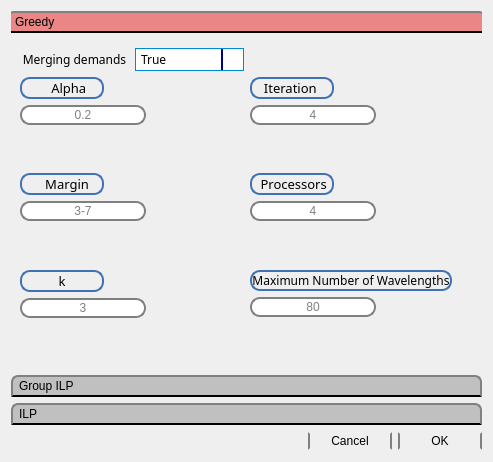
Qt form Ui_files/new_ui/#RWA_window.ui (farzad1132/NetPlanner) before a commit.
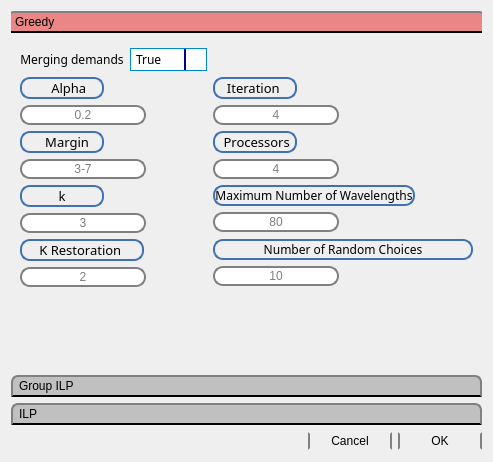
The same form after that commit. Icons and pictures are not drawn.

Commit message: Restoration algorithm added

Patch:
```diff
--- a/Ui_files/new_ui/#RWA_window.ui
+++ b/Ui_files/new_ui/#RWA_window.ui
@@ -48,73 +48,14 @@
        <rect>
         <x>0</x>
         <y>0</y>
-        <width>475</width>
-        <height>321</height>
+        <width>471</width>
+        <height>313</height>
        </rect>
       </property>
       <attribute name="label">
        <string>Greedy</string>
       </attribute>
-      <layout class="QGridLayout" name="gridLayout_4">
-       <item row="1" column="0">
-        <layout class="QFormLayout" name="formLayout_13">
-         <item row="0" column="0">
-          <widget class="QLabel" name="Greedy_Alpha_Label">
-           <property name="font">
-            <font>
-             <family>Bahnschrift Condensed</family>
-             <pointsize>10</pointsize>
-             <weight>9</weight>
-             <italic>false</italic>
-             <bold>false</bold>
-            </font>
-           </property>
-           <property name="styleSheet">
-            <string notr="true"> QLabel {
-    
-    border-radius: 10px;
-    
-	
-	font: 75 10pt &quot;Bahnschrift Condensed&quot;;
-	
-    border: 2px solid #8f8f91; min-width: 80px;
-	border-color: #4072B3; 
-}</string>
-           </property>
-           <property name="text">
-            <string>      Alpha  </string>
-           </property>
-           <property name="alignment">
-            <set>Qt::AlignCenter</set>
-           </property>
-          </widget>
-         </item>
-         <item row="1" column="0">
-          <widget class="QLineEdit" name="Greedy_Alpha_LineEdit">
-           <property name="styleSheet">
-            <string notr="true"> QLineEdit {
-    border: 2px solid gray;
-    border-radius: 10px;
-    padding: 0 8px;
-    selection-background-color: darkgray;
-}</string>
-           </property>
-           <property name="text">
-            <string/>
-           </property>
-           <property name="alignment">
-            <set>Qt::AlignCenter</set>
-           </property>
-           <property name="placeholderText">
-            <string>0.2</string>
-           </property>
-           <property name="clearButtonEnabled">
-            <bool>true</bool>
-           </property>
-          </widget>
-         </item>
-        </layout>
-       </item>
+      <layout class="QFormLayout" name="formLayout_10">
        <item row="0" column="0">
         <layout class="QGridLayout" name="mergindemands_gridlayout_3">
          <item row="0" column="0">
@@ -223,10 +164,10 @@
          </item>
         </layout>
        </item>
-       <item row="2" column="0">
-        <layout class="QFormLayout" name="formLayout_15">
+       <item row="1" column="0">
+        <layout class="QFormLayout" name="formLayout_9">
          <item row="0" column="0">
-          <widget class="QLabel" name="Greedy_Margin_Label">
+          <widget class="QLabel" name="Greedy_Alpha_Label">
            <property name="font">
             <font>
              <family>Bahnschrift Condensed</family>
@@ -249,7 +190,7 @@
 }</string>
            </property>
            <property name="text">
-            <string>    Margin </string>
+            <string>      Alpha  </string>
            </property>
            <property name="alignment">
             <set>Qt::AlignCenter</set>
@@ -257,10 +198,9 @@
           </widget>
          </item>
          <item row="1" column="0">
-          <widget class="QLineEdit" name="Greedy_Margin_LineEdit">
+          <widget class="QLineEdit" name="Greedy_Alpha_LineEdit">
            <property name="styleSheet">
-            <string notr="true">
- QLineEdit {
+            <string notr="true"> QLineEdit {
     border: 2px solid gray;
     border-radius: 10px;
     padding: 0 8px;
@@ -274,7 +214,7 @@
             <set>Qt::AlignCenter</set>
            </property>
            <property name="placeholderText">
-            <string>3-7</string>
+            <string>0.2</string>
            </property>
            <property name="clearButtonEnabled">
             <bool>true</bool>
@@ -284,7 +224,7 @@
         </layout>
        </item>
        <item row="1" column="1">
-        <layout class="QFormLayout" name="formLayout_14">
+        <layout class="QFormLayout" name="formLayout_2">
          <item row="0" column="0">
           <widget class="QLabel" name="Greedy_Iteration_Label">
            <property name="font">
@@ -346,33 +286,33 @@
          </item>
         </layout>
        </item>
-       <item row="3" column="1">
-        <layout class="QFormLayout" name="formLayout_18">
+       <item row="2" column="0">
+        <layout class="QFormLayout" name="formLayout_8">
          <item row="0" column="0">
-          <widget class="QLabel" name="Greedy_MaxNW_Label">
+          <widget class="QLabel" name="Greedy_Margin_Label">
            <property name="font">
             <font>
              <family>Bahnschrift Condensed</family>
-             <pointsize>9</pointsize>
+             <pointsize>10</pointsize>
              <weight>9</weight>
              <italic>false</italic>
              <bold>false</bold>
             </font>
            </property>
            <property name="styleSheet">
-            <string notr="true">  QLabel {
+            <string notr="true"> QLabel {
     
     border-radius: 10px;
     
 	
-	font: 75 9pt &quot;Bahnschrift Condensed&quot;;
+	font: 75 10pt &quot;Bahnschrift Condensed&quot;;
 	
     border: 2px solid #8f8f91; min-width: 80px;
 	border-color: #4072B3; 
 }</string>
            </property>
            <property name="text">
-            <string>Maximum Number of Wavelengths</string>
+            <string>    Margin </string>
            </property>
            <property name="alignment">
             <set>Qt::AlignCenter</set>
@@ -380,9 +320,10 @@
           </widget>
          </item>
          <item row="1" column="0">
-          <widget class="QLineEdit" name="Greedy_MaxNW_LineEdit">
+          <widget class="QLineEdit" name="Greedy_Margin_LineEdit">
            <property name="styleSheet">
-            <string notr="true"> QLineEdit {
+            <string notr="true">
+ QLineEdit {
     border: 2px solid gray;
     border-radius: 10px;
     padding: 0 8px;
@@ -396,7 +337,7 @@
             <set>Qt::AlignCenter</set>
            </property>
            <property name="placeholderText">
-            <string>80</string>
+            <string>3-7</string>
            </property>
            <property name="clearButtonEnabled">
             <bool>true</bool>
@@ -406,7 +347,7 @@
         </layout>
        </item>
        <item row="2" column="1">
-        <layout class="QFormLayout" name="formLayout_16">
+        <layout class="QFormLayout" name="formLayout_3">
          <item row="0" column="0">
           <widget class="QLabel" name="Greedy_Processors_Label">
            <property name="font">
@@ -466,7 +407,7 @@
         </layout>
        </item>
        <item row="3" column="0">
-        <layout class="QFormLayout" name="formLayout_17">
+        <layout class="QFormLayout" name="formLayout_7">
          <item row="0" column="0">
           <widget class="QLabel" name="Greedy_K_Label">
            <property name="font">
@@ -525,6 +466,184 @@
          </item>
         </layout>
        </item>
+       <item row="3" column="1">
+        <layout class="QFormLayout" name="formLayout_4">
+         <item row="0" column="0">
+          <widget class="QLabel" name="Greedy_MaxNW_Label">
+           <property name="font">
+            <font>
+             <family>Bahnschrift Condensed</family>
+             <pointsize>9</pointsize>
+             <weight>9</weight>
+             <italic>false</italic>
+             <bold>false</bold>
+            </font>
+           </property>
+           <property name="styleSheet">
+            <string notr="true">  QLabel {
+    
+    border-radius: 10px;
+    
+	
+	font: 75 9pt &quot;Bahnschrift Condensed&quot;;
+	
+    border: 2px solid #8f8f91; min-width: 80px;
+	border-color: #4072B3; 
+}</string>
+           </property>
+           <property name="text">
+            <string>Maximum Number of Wavelengths</string>
+           </property>
+           <property name="alignment">
+            <set>Qt::AlignCenter</set>
+           </property>
+          </widget>
+         </item>
+         <item row="1" column="0">
+          <widget class="QLineEdit" name="Greedy_MaxNW_LineEdit">
+           <property name="styleSheet">
+            <string notr="true"> QLineEdit {
+    border: 2px solid gray;
+    border-radius: 10px;
+    padding: 0 8px;
+    selection-background-color: darkgray;
+}</string>
+           </property>
+           <property name="text">
+            <string/>
+           </property>
+           <property name="alignment">
+            <set>Qt::AlignCenter</set>
+           </property>
+           <property name="placeholderText">
+            <string>80</string>
+           </property>
+           <property name="clearButtonEnabled">
+            <bool>true</bool>
+           </property>
+          </widget>
+         </item>
+        </layout>
+       </item>
+       <item row="4" column="0">
+        <layout class="QFormLayout" name="formLayout_6">
+         <item row="0" column="0">
+          <widget class="QLabel" name="Greedy_K_Restoration_Label">
+           <property name="font">
+            <font>
+             <family>Bahnschrift Condensed</family>
+             <pointsize>10</pointsize>
+             <weight>9</weight>
+             <italic>false</italic>
+             <bold>false</bold>
+            </font>
+           </property>
+           <property name="styleSheet">
+            <string notr="true">  QLabel {
+    
+    border-radius: 10px;
+    
+	
+	font: 75 10pt &quot;Bahnschrift Condensed&quot;;
+	
+    border: 2px solid #8f8f91; min-width: 80px;
+	border-color: #4072B3; 
+}</string>
+           </property>
+           <property name="text">
+            <string>     K Restoration      </string>
+           </property>
+           <property name="alignment">
+            <set>Qt::AlignCenter</set>
+           </property>
+          </widget>
+         </item>
+         <item row="1" column="0">
+          <widget class="QLineEdit" name="Greedy_K_Restoration_LineEdit">
+           <property name="styleSheet">
+            <string notr="true">
+ QLineEdit {
+    border: 2px solid gray;
+    border-radius: 10px;
+    padding: 0 8px;
+    selection-background-color: darkgray;
+}</string>
+           </property>
+           <property name="text">
+            <string/>
+           </property>
+           <property name="alignment">
+            <set>Qt::AlignCenter</set>
+           </property>
+           <property name="placeholderText">
+            <string>2</string>
+           </property>
+           <property name="clearButtonEnabled">
+            <bool>true</bool>
+           </property>
+          </widget>
+         </item>
+        </layout>
+       </item>
+       <item row="4" column="1">
+        <layout class="QFormLayout" name="formLayout_5">
+         <item row="1" column="0">
+          <widget class="QLineEdit" name="Greedy_numRandomChoices_LineEdit">
+           <property name="styleSheet">
+            <string notr="true"> QLineEdit {
+    border: 2px solid gray;
+    border-radius: 10px;
+    padding: 0 8px;
+    selection-background-color: darkgray;
+}</string>
+           </property>
+           <property name="text">
+            <string/>
+           </property>
+           <property name="alignment">
+            <set>Qt::AlignCenter</set>
+           </property>
+           <property name="placeholderText">
+            <string>10</string>
+           </property>
+           <property name="clearButtonEnabled">
+            <bool>true</bool>
+           </property>
+          </widget>
+         </item>
+         <item row="0" column="0" colspan="2">
+          <widget class="QLabel" name="Greedy_numRandomChoices_Label">
+           <property name="font">
+            <font>
+             <family>Bahnschrift Condensed</family>
+             <pointsize>9</pointsize>
+             <weight>9</weight>
+             <italic>false</italic>
+             <bold>false</bold>
+            </font>
+           </property>
+           <property name="styleSheet">
+            <string notr="true">  QLabel {
+    
+    border-radius: 10px;
+    
+	
+	font: 75 9pt &quot;Bahnschrift Condensed&quot;;
+	
+    border: 2px solid #8f8f91; min-width: 80px;
+	border-color: #4072B3; 
+}</string>
+           </property>
+           <property name="text">
+            <string>Number of Random Choices</string>
+           </property>
+           <property name="alignment">
+            <set>Qt::AlignCenter</set>
+           </property>
+          </widget>
+         </item>
+        </layout>
+       </item>
       </layout>
      </widget>
      <widget class="QWidget" name="Group_ILP">
```
Left out of the diff: 186 changed lines with no effect on the pictures. The commit also changes 7 other files.
